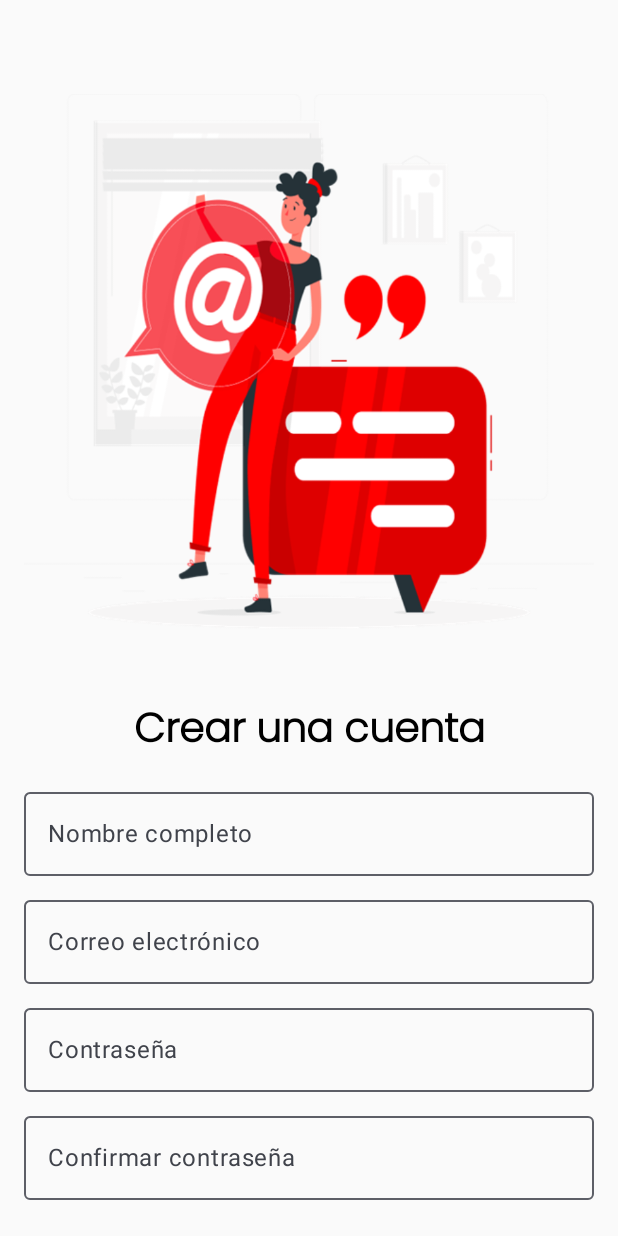
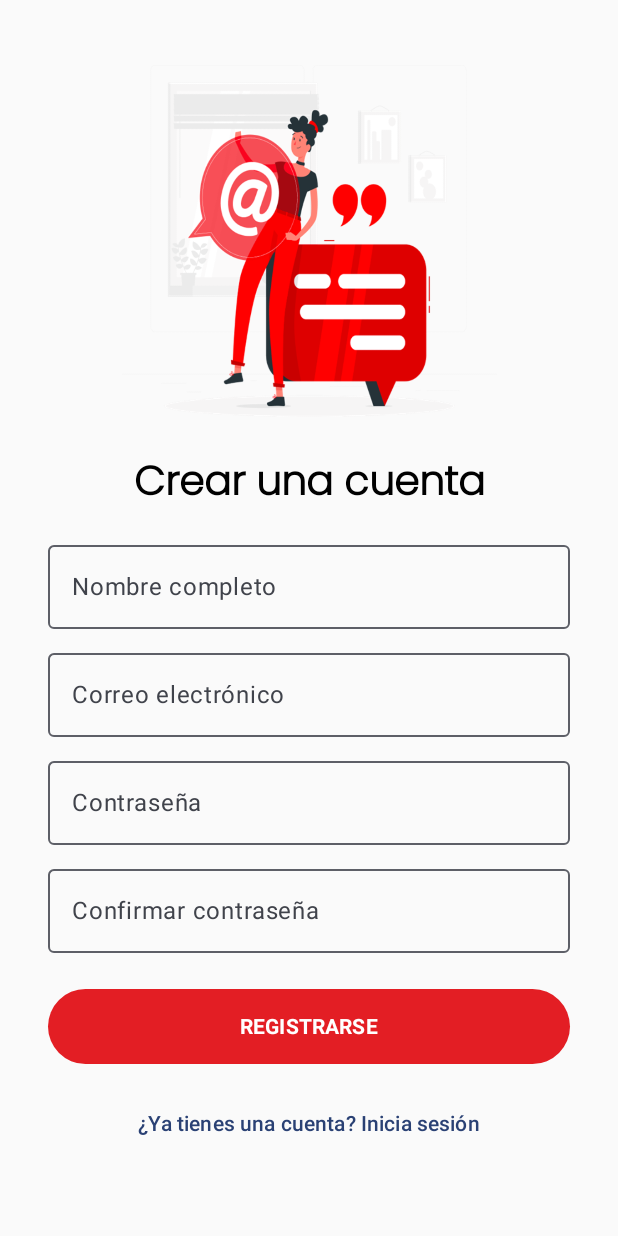
Before and after one commit to CoaquiraIdmeTaylorYampier/negolatina1, an Android app built with Jetpack Compose: the RegisterScreen screen opened through its navigation route, on a phone screen of 412 x 824 dp. Run offline under Robolectric (Android 15) with nearby library versions, the phone set to English and light mode, and no system bars.

Commit message:
restauracion de splash y  verticalscroll

```diff
--- a/app/src/main/java/com/example/negolatina/MainActivity.kt
+++ b/app/src/main/java/com/example/negolatina/MainActivity.kt
@@ -13,6 +13,7 @@ import androidx.compose.runtime.*
 import androidx.compose.ui.Alignment
 import androidx.compose.ui.Modifier
 import androidx.compose.ui.draw.alpha
+import androidx.compose.ui.graphics.Color
 import androidx.compose.ui.res.painterResource
 import androidx.compose.ui.unit.dp
 import androidx.lifecycle.viewmodel.compose.viewModel
@@ -127,7 +128,7 @@ class MainActivity : ComponentActivity() {
     }
 }
 
-//  SplashScreen
+//  SplashScreen Restaurada
 @Composable
 fun SplashScreen(navController: NavController) {
 
@@ -148,22 +149,16 @@ fun SplashScreen(navController: NavController) {
     Box(
         modifier = Modifier
             .fillMaxSize()
-            .background(MaterialTheme.colorScheme.background),
+            .background(Color(0xFFE31E24)),
         contentAlignment = Alignment.Center
     ) {
-        Column(horizontalAlignment = Alignment.CenterHorizontally) {
-
-            Image(
-                painter = painterResource(id = R.drawable.ic_launcher_foreground),
-                contentDescription = "logo",
-                modifier = Modifier
-                    .size(120.dp)
-                    .alpha(alpha)
-            )
-
-            Spacer(Modifier.height(12.dp))
-            Text("Negolatina", style = MaterialTheme.typography.headlineSmall)
-        }
+        Image(
+            painter = painterResource(id = R.drawable.ic_launcher_pollo),
+            contentDescription = "logo",
+            modifier = Modifier
+                .size(400.dp)
+                .alpha(alpha)
+        )
     }
 }
 
--- a/app/src/main/java/com/example/negolatina/RegisterScreen.kt
+++ b/app/src/main/java/com/example/negolatina/RegisterScreen.kt
@@ -2,6 +2,8 @@ package com.example.negolatina
 
 import androidx.compose.foundation.Image
 import androidx.compose.foundation.layout.*
+import androidx.compose.foundation.rememberScrollState
+import androidx.compose.foundation.verticalScroll
 import androidx.compose.material3.Button
 import androidx.compose.material3.ButtonDefaults
 import androidx.compose.material3.MaterialTheme
@@ -40,16 +42,19 @@ fun RegisterScreen(navController: NavController) {
     var confirmPassword by remember {
         mutableStateOf("") }
 
-    Box(modifier = Modifier.fillMaxSize(),
-        contentAlignment = Alignment.Center) {
+    Box(modifier = Modifier.fillMaxSize()) {
         Column(
-            modifier = Modifier.padding(16.dp),
+            modifier = Modifier
+                .fillMaxSize()
+                .verticalScroll(rememberScrollState())
+                .padding(horizontal = 32.dp, vertical = 16.dp),
             horizontalAlignment = Alignment.CenterHorizontally,
             verticalArrangement = Arrangement.Center
         ) {
             Image(painter = painterResource(id = R.drawable.registrarse),
                 contentDescription = "imagen de venta ",
-                modifier = Modifier.size(450.dp))
+                modifier = Modifier.size(250.dp))
+            Spacer(modifier = Modifier.height(16.dp))
             Text("Crear una cuenta",
                 style = MaterialTheme.typography.headlineMedium,
                 fontWeight = FontWeight.Bold
@@ -100,6 +105,7 @@ fun RegisterScreen(navController: NavController) {
             TextButton(onClick = { navController.navigate("login") }) {
                 Text("¿Ya tienes una cuenta? Inicia sesión")
             }
+            Spacer(modifier = Modifier.height(16.dp))
         }
     }
 }
--- a/app/src/main/java/com/example/negolatina/WelcomeScreen.kt
+++ b/app/src/main/java/com/example/negolatina/WelcomeScreen.kt
@@ -34,7 +34,7 @@ import com.example.negolatina.ui.theme.NegolatinaTheme
 
 @Preview(showBackground = true, name = "Welcome screen")
 @Composable
-fun WelcomeScreen() {
+fun WelcomeScreenPreview() {
     NegolatinaTheme {
         WelcomeScreen(navController = rememberNavController())
     }
@@ -55,7 +55,7 @@ fun WelcomeScreen(navController: NavController) {
         ) {
 
             Image(
-                painter = painterResource(id = R.drawable.pollo_negolatina),//img mejor calidad
+                painter = painterResource(id = R.drawable.pollo_negolatina),
                 contentDescription = "Logo de Negolatina",
                 modifier = Modifier.size(320.dp)
             )
```
Also changed, not shown: app/src/main/java/com/example/negolatina/LoginScreen.kt (+12 -10 lines).
